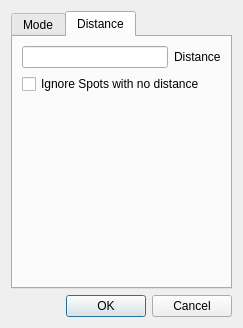
Rsclub22/Minos2-Mirror, file mqt/MqtLogger/bandmapclientfilterdialog.ui: the form before one commit.
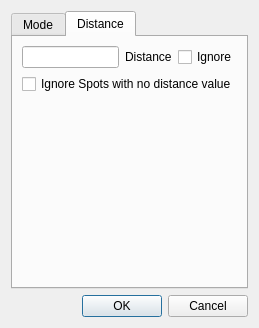
The form after the commit.

Commit message: more distance filter stuff

```diff
--- a/mqt/MqtLogger/bandmapclientfilterdialog.ui
+++ b/mqt/MqtLogger/bandmapclientfilterdialog.ui
@@ -125,12 +125,19 @@
                </property>
               </widget>
              </item>
+             <item>
+              <widget class="QCheckBox" name="distFilterIgnoreCheckBox">
+               <property name="text">
+                <string>Ignore</string>
+               </property>
+              </widget>
+             </item>
             </layout>
            </item>
            <item>
             <widget class="QCheckBox" name="ignoreNoDistanceChkBox">
              <property name="text">
-              <string>Ignore Spots with no distance</string>
+              <string>Ignore Spots with no distance value</string>
              </property>
             </widget>
            </item>
```
Left out of the diff: 2 changed lines with no effect on the pictures. The commit also changes 11 other files.
